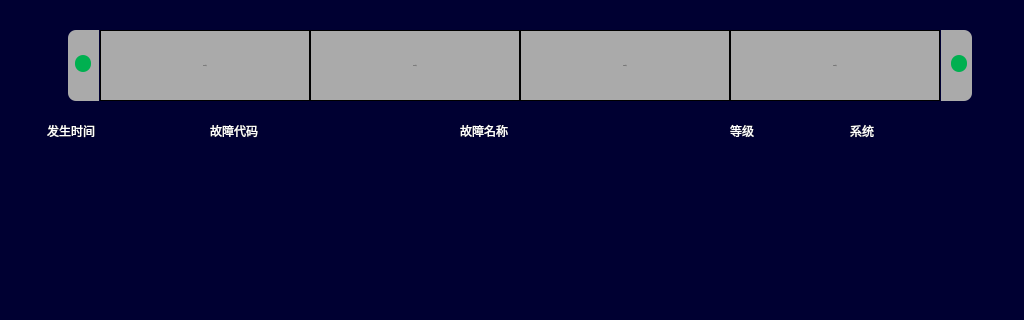
Qt form maintaincecurrentfaultpage.ui (994656234/HHL) before a commit; both pictures show x 0 to 1024 and y 0 to 320 of the 1024 by 706 pixel window.
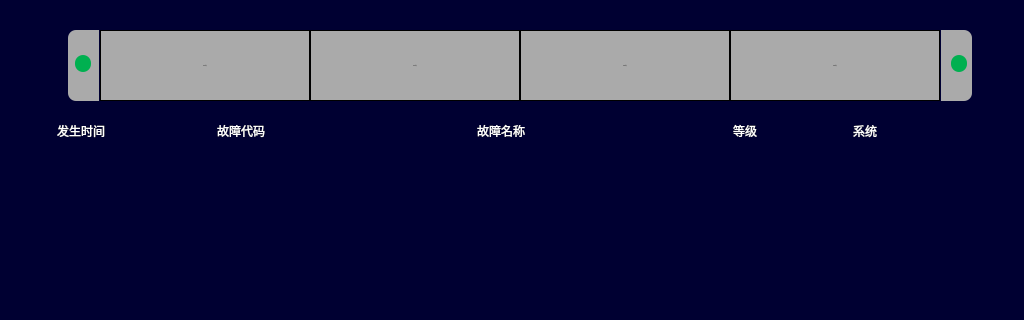
The same form after that commit. Icons and pictures are not drawn.

Diff of the .ui file:
```diff
--- a/maintaincecurrentfaultpage.ui
+++ b/maintaincecurrentfaultpage.ui
@@ -53,7 +53,7 @@
   <widget class="QLabel" name="label_2">
    <property name="geometry">
     <rect>
-     <x>210</x>
+     <x>217</x>
      <y>120</y>
      <width>91</width>
      <height>21</height>
@@ -459,7 +459,7 @@
   <widget class="QLabel" name="label">
    <property name="geometry">
     <rect>
-     <x>47</x>
+     <x>57</x>
      <y>120</y>
      <width>91</width>
      <height>21</height>
@@ -663,7 +663,7 @@
   <widget class="QLabel" name="label_3">
    <property name="geometry">
     <rect>
-     <x>460</x>
+     <x>477</x>
      <y>120</y>
      <width>91</width>
      <height>21</height>
@@ -681,7 +681,7 @@
   <widget class="QLabel" name="label_4">
    <property name="geometry">
     <rect>
-     <x>730</x>
+     <x>733</x>
      <y>120</y>
      <width>51</width>
      <height>21</height>
@@ -699,7 +699,7 @@
   <widget class="QLabel" name="label_5">
    <property name="geometry">
     <rect>
-     <x>850</x>
+     <x>853</x>
      <y>120</y>
      <width>51</width>
      <height>21</height>
@@ -803,7 +803,7 @@
     <rect>
      <x>780</x>
      <y>150</y>
-     <width>181</width>
+     <width>191</width>
      <height>41</height>
     </rect>
    </property>
```
